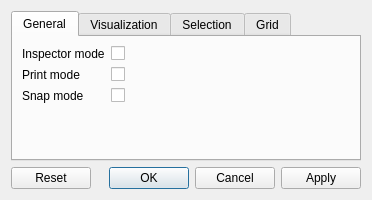
This is dialogs/preferences_dialog.ui in dralex/CyberiadaHSM-Editor as Qt 5 draws it before an edit. The edited form follows.
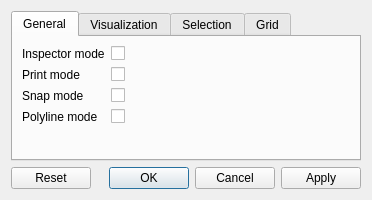
This is the edited form. The open tabs and pages were chosen to show the change.

Commit message: fix transition synchronization add polyline mode

What changed in the file:
```diff
--- a/dialogs/preferences_dialog.ui
+++ b/dialogs/preferences_dialog.ui
@@ -84,6 +84,20 @@
          </property>
         </widget>
        </item>
+       <item row="3" column="0">
+        <widget class="QLabel" name="polylineModeLabel">
+         <property name="text">
+          <string>Polyline mode</string>
+         </property>
+        </widget>
+       </item>
+       <item row="3" column="1">
+        <widget class="QCheckBox" name="polylineModeCheckBox">
+         <property name="text">
+          <string/>
+         </property>
+        </widget>
+       </item>
       </layout>
      </widget>
      <widget class="QWidget" name="visualizationTab">
```
Left out of the diff: 2 changed lines with no effect on the pictures. The commit also changes 12 other files.
